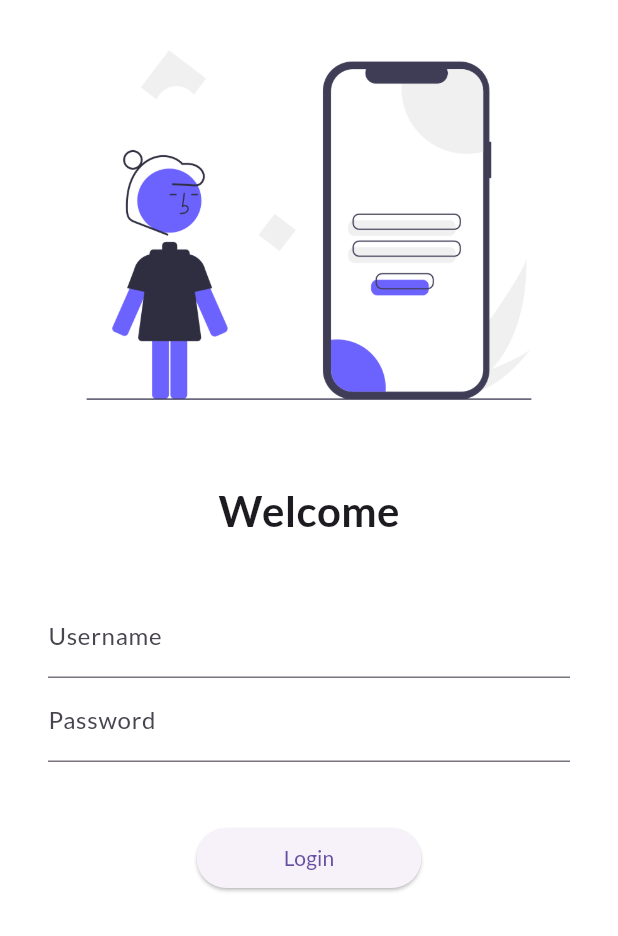
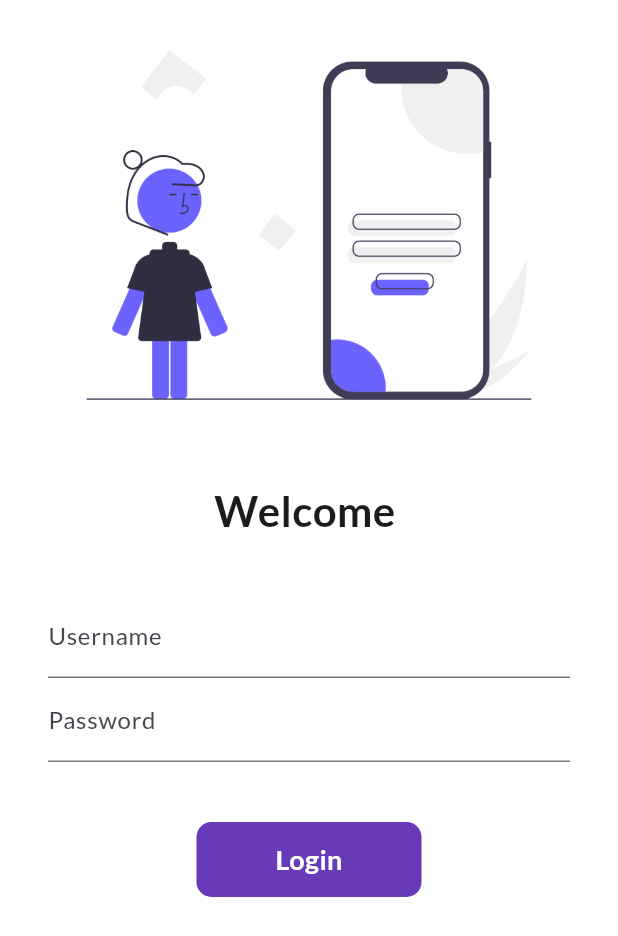
Before and after one commit to SNKPSEUDO11/first_application, a Flutter app: the screen it shows after launch, on a phone screen of 412 x 824 dp. Shown: the top 936 px of the screen. Run offline on Flutter 3.47's test engine with Material 3 defaults, Android fonts, the phone set to English and light mode, and no system bars; our stand-ins replace google_fonts.

Commit message:
Sixth commit

```diff
--- a/lib/pages/login_page.dart
+++ b/lib/pages/login_page.dart
@@ -2,9 +2,16 @@ import 'package:first_application/utils/routes.dart';
 import 'package:flutter/material.dart';
 import 'package:google_fonts/google_fonts.dart';
 
-class LoginPage extends StatelessWidget {
+class LoginPage extends StatefulWidget {
   const LoginPage({super.key});
 
+  @override
+  State<LoginPage> createState() => _LoginPageState();
+}
+
+class _LoginPageState extends State<LoginPage> {
+  String name = "";
+  bool changebutton = false;
   @override
   Widget build(BuildContext context) {
     return Material(
@@ -21,7 +28,7 @@ class LoginPage extends StatelessWidget {
               height: 20.0,
             ),
             Text(
-              "Welcome",
+              "Welcome $name",
               style: TextStyle(
                 fontSize: 28,
                 fontWeight: FontWeight.bold,
@@ -40,6 +47,10 @@ class LoginPage extends StatelessWidget {
                       hintText: "Enter Username",
                       labelText: "Username",
                     ),
+                    onChanged: (value) {
+                      name = value;
+                      setState(() {});
+                    },
                   ),
                   TextFormField(
                     obscureText: true,
@@ -51,12 +62,40 @@ class LoginPage extends StatelessWidget {
                   SizedBox(
                     height: 40.0,
                   ),
-                  ElevatedButton(
-                    style: TextButton.styleFrom(minimumSize: Size(150, 40)),
-                      onPressed: () {
-                        Navigator.pushNamed(context, MyRoutes.homeRoute);
-                      },
-                      child: Text("Login"))
+                  InkWell(
+                    onTap: () async {
+                      setState(() {
+                        changebutton = true;
+                      });
+                      await Future.delayed(Duration(seconds: 1));
+                      Navigator.pushNamed(context, MyRoutes.homeRoute);
+                    },
+                    child: AnimatedContainer(
+                      duration: Duration(seconds: 1),
+                      width: changebutton ? 50 : 150,
+                      height: 50,
+                      alignment: Alignment.center,
+                      child: changebutton
+                          ? Icon(Icons.done, color: Colors.white)
+                          : Text(
+                              "Login",
+                              style: TextStyle(
+                                  color: Colors.white,
+                                  fontWeight: FontWeight.bold,
+                                  fontSize: 18),
+                            ),
+                      decoration: BoxDecoration(
+                          color: Colors.deepPurple,
+                          borderRadius:
+                              BorderRadius.circular(changebutton ? 50 : 10)),
+                    ),
+                  ),
+                  // ElevatedButton(
+                  //     style: TextButton.styleFrom(minimumSize: Size(150, 40)),
+                  //     onPressed: () {
+                  //       Navigator.pushNamed(context, MyRoutes.homeRoute);
+                  //     },
+                  //     child: Text("Login"))
                 ],
               ),
             ),
```
